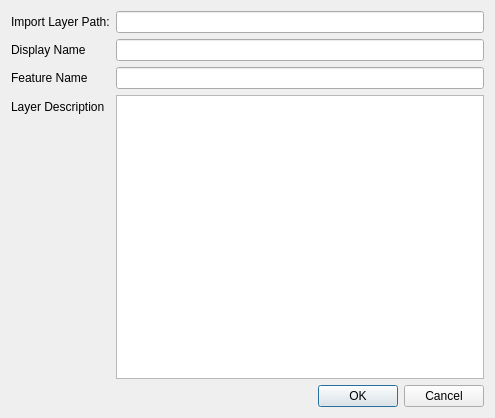
The window that src/ui/project_layer_dialog.ui (Riverscapes/QRiS) describes before a commit, drawn with Qt 5.
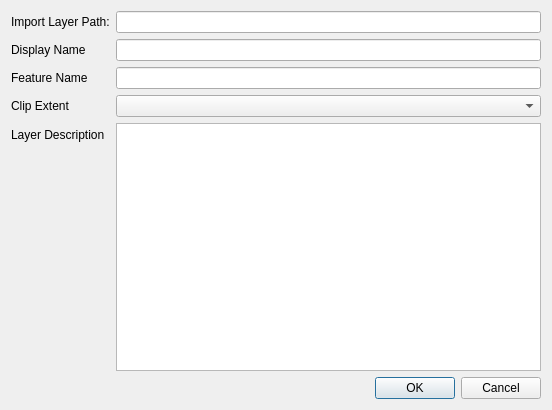
The same window after the commit. Icons and pictures are not drawn.

Commit message: Adds clip layers to project extent functionality

The edit to the form file:
```diff
--- a/src/ui/project_layer_dialog.ui
+++ b/src/ui/project_layer_dialog.ui
@@ -6,8 +6,8 @@
    <rect>
     <x>0</x>
     <y>0</y>
-    <width>495</width>
-    <height>418</height>
+    <width>552</width>
+    <height>410</height>
    </rect>
   </property>
   <property name="windowTitle">
@@ -56,17 +56,17 @@
      </property>
     </widget>
    </item>
-   <item row="3" column="0">
+   <item row="4" column="0">
     <widget class="QLabel" name="label_5">
      <property name="text">
       <string>Layer Description</string>
      </property>
     </widget>
    </item>
-   <item row="3" column="1">
-    <widget class="QPlainTextEdit" name="plainTextEdit_layer_description"/>
-   </item>
    <item row="4" column="1">
+    <widget class="QPlainTextEdit" name="plainTextEdit_layer_description"/>
+   </item>
+   <item row="5" column="1">
     <widget class="QDialogButtonBox" name="buttonBox">
      <property name="orientation">
       <enum>Qt::Horizontal</enum>
@@ -76,6 +76,16 @@
      </property>
     </widget>
    </item>
+   <item row="3" column="1">
+    <widget class="QComboBox" name="comboBox_clip_extent"/>
+   </item>
+   <item row="3" column="0">
+    <widget class="QLabel" name="label_4">
+     <property name="text">
+      <string>Clip Extent</string>
+     </property>
+    </widget>
+   </item>
   </layout>
  </widget>
  <resources/>
```
The commit also changes 3 other files.
